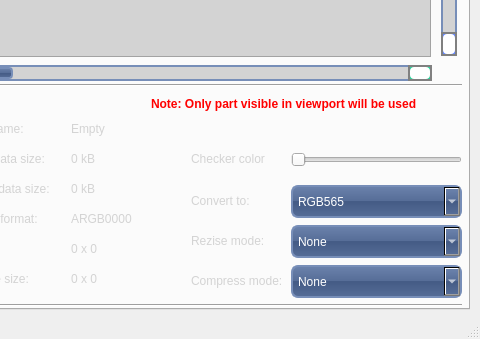
This is mainwindow.ui in aroyer-qc/GUI_Builder as Qt 5 draws it before an edit; both pictures show x 801 to 1281 and y 280 to 619 of the 1281 by 619 pixel window. The edited form follows.
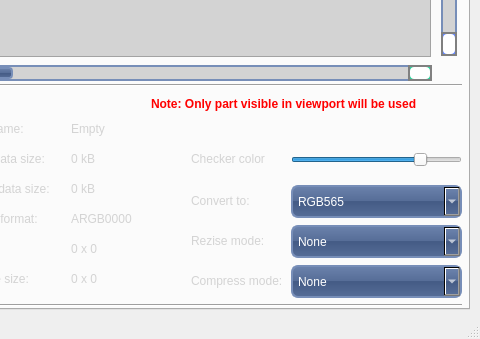
This is the edited form. The open tabs and pages were chosen to show the change. Icons and pictures are not drawn.

The edit to the form file:
```diff
--- a/mainwindow.ui
+++ b/mainwindow.ui
@@ -2212,6 +2212,9 @@
       <property name="maximum">
        <number>255</number>
       </property>
+      <property name="value">
+       <number>200</number>
+      </property>
       <property name="orientation">
        <enum>Qt::Horizontal</enum>
       </property>
```
Left out of the diff: 5 changed lines with no effect on the pictures.
